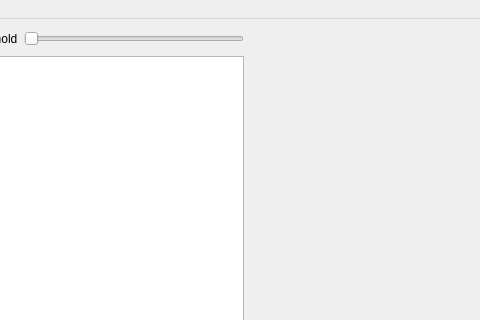
This is mainwindow.ui in netpipe/qFriend as Qt 5 draws it before an edit; both pictures show x 320 to 800 and y 0 to 320 of the 800 by 600 pixel window. The edited form follows.
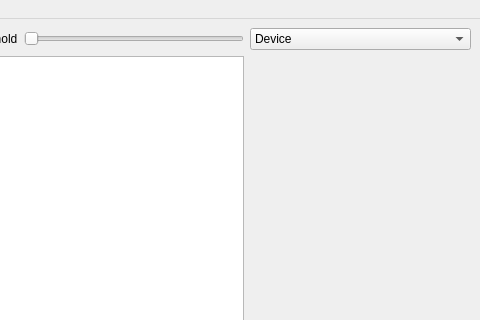
This is the edited form.

Patch:
```diff
--- a/mainwindow.ui
+++ b/mainwindow.ui
@@ -52,6 +52,15 @@
     <item row="2" column="4">
      <widget class="QLineEdit" name="lineEdit_2"/>
     </item>
+    <item row="0" column="4">
+     <widget class="QComboBox" name="deviceCMB">
+      <item>
+       <property name="text">
+        <string>Device</string>
+       </property>
+      </item>
+     </widget>
+    </item>
    </layout>
   </widget>
   <widget class="QMenuBar" name="menubar">
```
Left out of the diff: 4 changed lines with no effect on the pictures.
